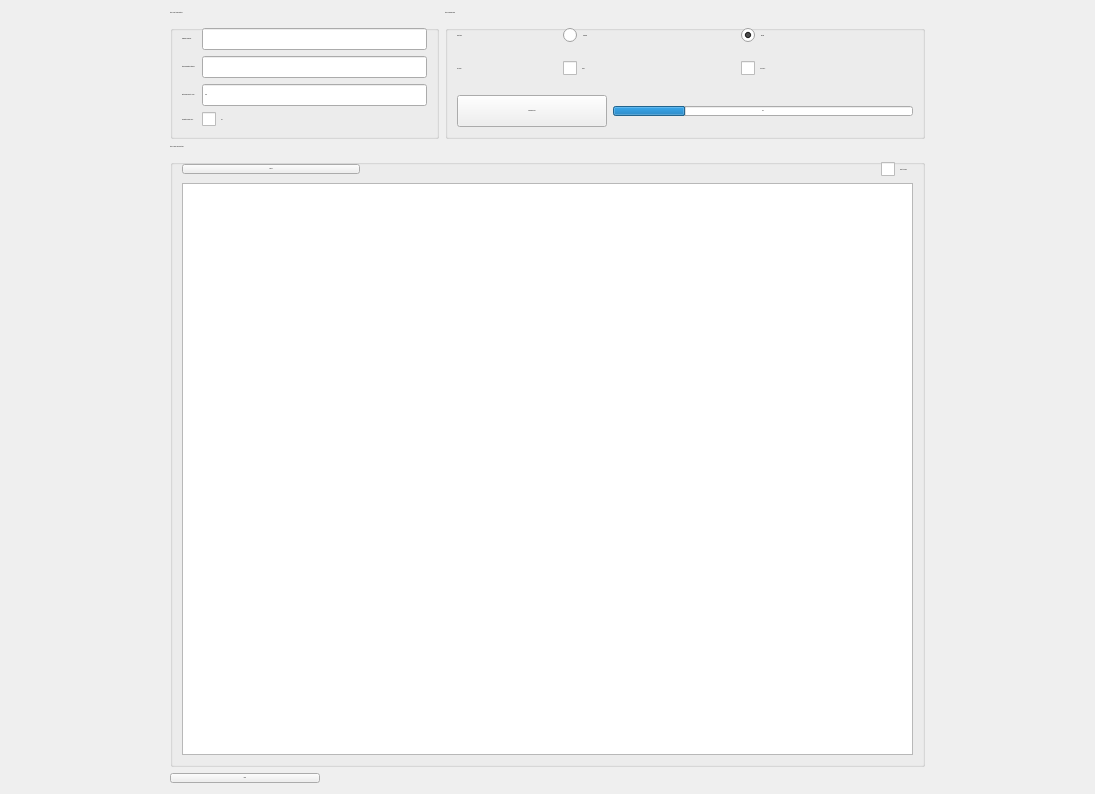
Old version of the form ncbi.ui in the repository TrinhLab/CASPERapp.
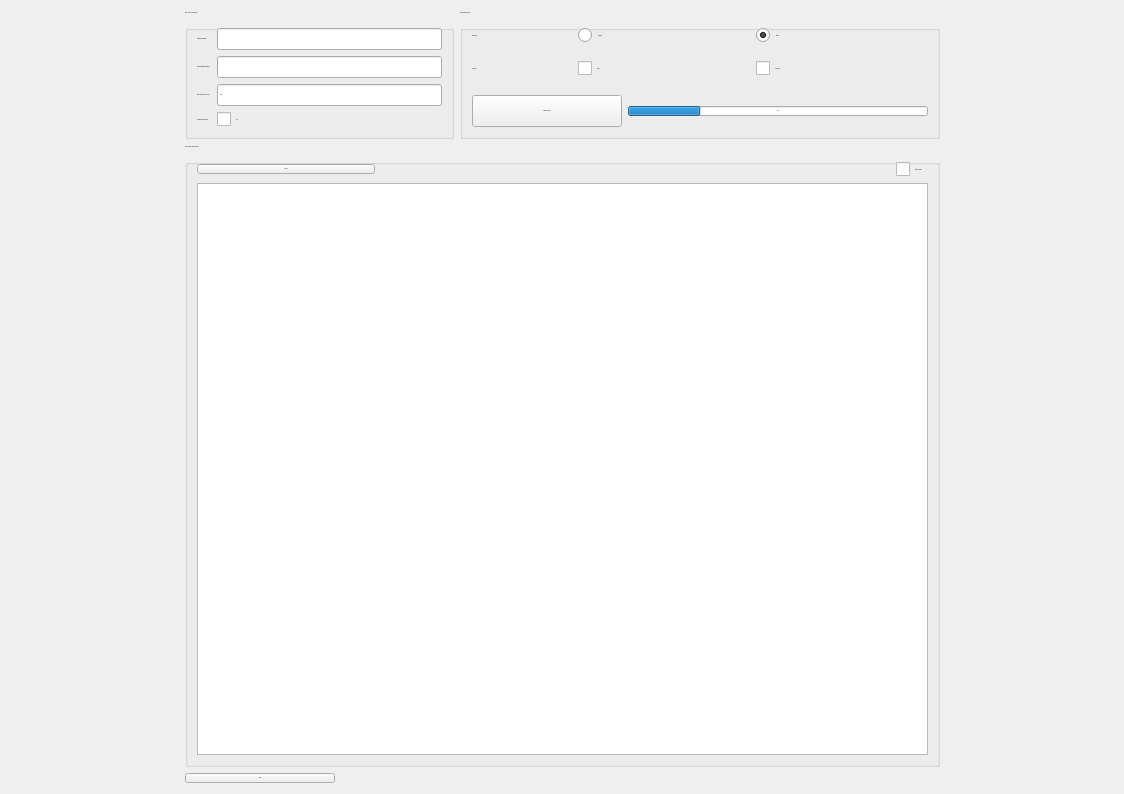
New version of the form.

The edit to the form file:
```diff
--- a/ncbi.ui
+++ b/ncbi.ui
@@ -9,7 +9,7 @@
    <rect>
     <x>0</x>
     <y>0</y>
-    <width>1095</width>
+    <width>1124</width>
     <height>794</height>
    </rect>
   </property>
@@ -22,7 +22,7 @@
   <property name="font">
    <font>
     <family>Arial</family>
-    <pointsize>1</pointsize>
+    <pointsize>-1</pointsize>
     <weight>50</weight>
     <italic>false</italic>
     <bold>false</bold>
@@ -57,7 +57,7 @@
           <property name="font">
            <font>
             <family>Arial</family>
-            
+            <pointsize>-1</pointsize>
             <weight>50</weight>
             <italic>false</italic>
             <bold>false</bold>
@@ -82,7 +82,7 @@
           <property name="font">
            <font>
             <family>Arial</family>
-            
+            <pointsize>-1</pointsize>
             <weight>50</weight>
             <italic>false</italic>
             <bold>false</bold>
@@ -116,7 +116,7 @@
           <property name="font">
            <font>
             <family>Arial</family>
-            
+            <pointsize>-1</pointsize>
             <weight>50</weight>
             <italic>false</italic>
             <bold>false</bold>
@@ -135,7 +135,7 @@
           <property name="font">
            <font>
             <family>Arial</family>
-            
+            <pointsize>-1</pointsize>
             <weight>50</weight>
             <italic>false</italic>
             <bold>false</bold>
@@ -157,7 +157,7 @@
           <property name="font">
            <font>
             <family>Arial</family>
-            
+            <pointsize>-1</pointsize>
             <weight>50</weight>
             <italic>false</italic>
             <bold>false</bold>
@@ -170,7 +170,7 @@
           <property name="font">
            <font>
             <family>Arial</family>
-            
+            <pointsize>-1</pointsize>
             <weight>50</weight>
             <italic>false</italic>
             <bold>false</bold>
@@ -189,7 +189,7 @@
           <property name="font">
            <font>
             <family>Arial</family>
-            
+            <pointsize>-1</pointsize>
             <weight>50</weight>
             <italic>false</italic>
             <bold>false</bold>
@@ -276,7 +276,7 @@
         <property name="font">
          <font>
           <family>Arial</family>
-          
+          <pointsize>-1</pointsize>
           <weight>50</weight>
           <italic>false</italic>
           <bold>false</bold>
@@ -303,7 +303,7 @@
           <property name="font">
            <font>
             <family>Arial</family>
-            
+            <pointsize>-1</pointsize>
             <weight>50</weight>
             <italic>false</italic>
             <bold>false</bold>
@@ -331,7 +331,7 @@
           <property name="font">
            <font>
             <family>Arial</family>
-            
+            <pointsize>-1</pointsize>
             <weight>50</weight>
             <italic>false</italic>
             <bold>false</bold>
@@ -450,7 +450,7 @@
         <property name="font">
          <font>
           <family>Arial</family>
-          
+          <pointsize>-1</pointsize>
           <weight>50</weight>
           <italic>false</italic>
           <bold>false</bold>
@@ -466,7 +466,7 @@
         <property name="font">
          <font>
           <family>Arial</family>
-          
+          <pointsize>-1</pointsize>
           <weight>50</weight>
           <italic>false</italic>
           <bold>false</bold>
```
